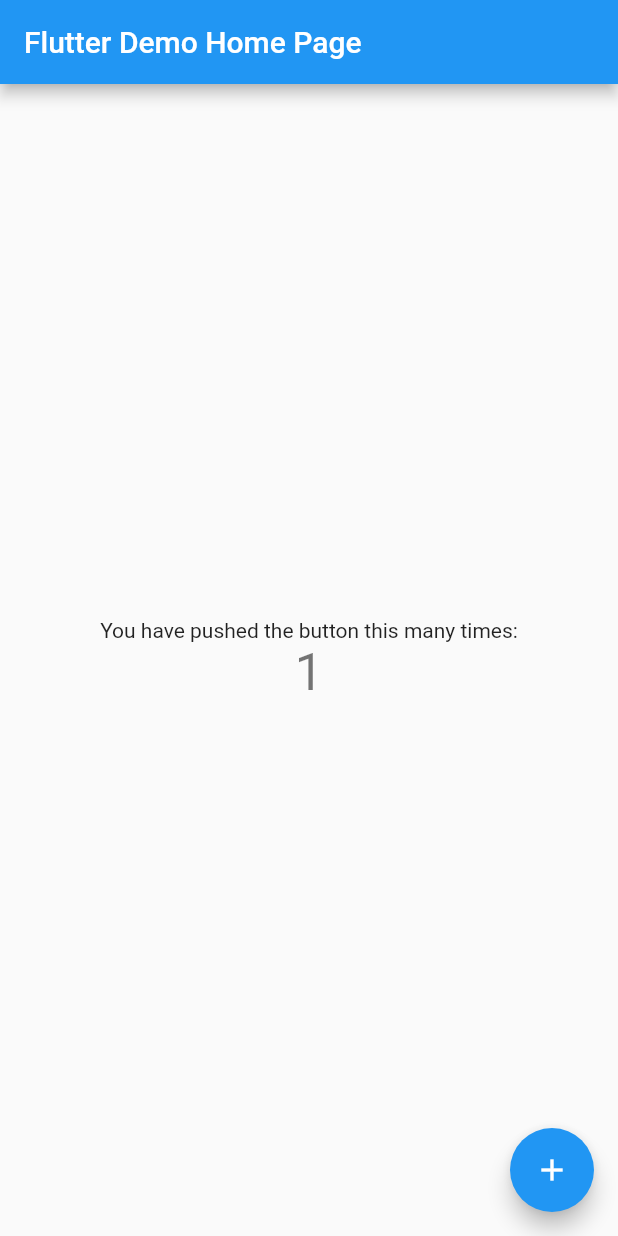
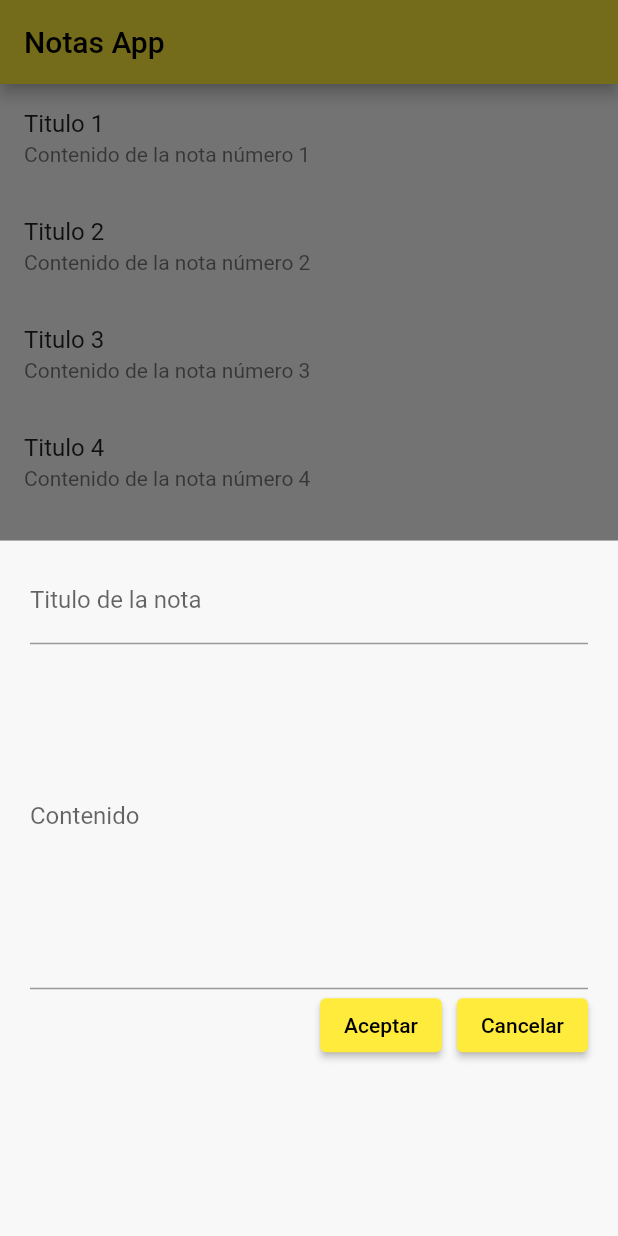
Before and after one commit to JuanPa7799/app_notas, a Flutter app: the screen it shows after launch, after a tap on the "add" icon, on a phone screen of 412 x 824 dp. Run offline on Flutter 3.47's test engine with Material 2 defaults, Android fonts, the phone set to English and light mode, and no system bars; our stand-ins replace firebase_core; accounts and stored records are empty.

Commit message:
Se creo la pantalla de home y se comienza dando de alta el programa en fira base.

```diff
--- a/lib/main.dart
+++ b/lib/main.dart
@@ -1,4 +1,5 @@
 import 'package:flutter/material.dart';
+import 'package:notas_app/pages/pages.dart';
 
 void main() {
   runApp(const MyApp());
@@ -6,110 +7,12 @@ void main() {
 
 class MyApp extends StatelessWidget {
   const MyApp({super.key});
-
-  // This widget is the root of your application.
   @override
   Widget build(BuildContext context) {
     return MaterialApp(
-      title: 'Flutter Demo',
-      theme: ThemeData(
-        // This is the theme of your application.
-        //
-        // Try running your application with "flutter run". You'll see the
-        // application has a blue toolbar. Then, without quitting the app, try
-        // changing the primarySwatch below to Colors.green and then invoke
-        // "hot reload" (press "r" in the console where you ran "flutter run",
-        // or simply save your changes to "hot reload" in a Flutter IDE).
-        // Notice that the counter didn't reset back to zero; the application
-        // is not restarted.
-        primarySwatch: Colors.blue,
-      ),
-      home: const MyHomePage(title: 'Flutter Demo Home Page'),
+      title: 'Notas App',
+      theme: miTema(context),
+      home: HomePage(),
     );
   }
 }
-
-class MyHomePage extends StatefulWidget {
-  const MyHomePage({super.key, required this.title});
-
-  // This widget is the home page of your application. It is stateful, meaning
-  // that it has a State object (defined below) that contains fields that affect
-  // how it looks.
-
-  // This class is the configuration for the state. It holds the values (in this
-  // case the title) provided by the parent (in this case the App widget) and
-  // used by the build method of the State. Fields in a Widget subclass are
-  // always marked "final".
-
-  final String title;
-
-  @override
-  State<MyHomePage> createState() => _MyHomePageState();
-}
-
-class _MyHomePageState extends State<MyHomePage> {
-  int _counter = 0;
-
-  void _incrementCounter() {
-    setState(() {
-      // This call to setState tells the Flutter framework that something has
-      // changed in this State, which causes it to rerun the build method below
-      // so that the display can reflect the updated values. If we changed
-      // _counter without calling setState(), then the build method would not be
-      // called again, and so nothing would appear to happen.
-      _counter++;
-    });
-  }
-
-  @override
-  Widget build(BuildContext context) {
-    // This method is rerun every time setState is called, for instance as done
-    // by the _incrementCounter method above.
-    //
-    // The Flutter framework has been optimized to make rerunning build methods
-    // fast, so that you can just rebuild anything that needs updating rather
-    // than having to individually change instances of widgets.
-    return Scaffold(
-      appBar: AppBar(
-        // Here we take the value from the MyHomePage object that was created by
-        // the App.build method, and use it to set our appbar title.
-        title: Text(widget.title),
-      ),
-      body: Center(
-        // Center is a layout widget. It takes a single child and positions it
-        // in the middle of the parent.
-        child: Column(
-          // Column is also a layout widget. It takes a list of children and
-          // arranges them vertically. By default, it sizes itself to fit its
-          // children horizontally, and tries to be as tall as its parent.
-          //
-          // Invoke "debug painting" (press "p" in the console, choose the
-          // "Toggle Debug Paint" action from the Flutter Inspector in Android
-          // Studio, or the "Toggle Debug Paint" command in Visual Studio Code)
-          // to see the wireframe for each widget.
-          //
-          // Column has various properties to control how it sizes itself and
-          // how it positions its children. Here we use mainAxisAlignment to
-          // center the children vertically; the main axis here is the vertical
-          // axis because Columns are vertical (the cross axis would be
-          // horizontal).
-          mainAxisAlignment: MainAxisAlignment.center,
-          children: <Widget>[
-            const Text(
-              'You have pushed the button this many times:',
-            ),
-            Text(
-              '$_counter',
-              style: Theme.of(context).textTheme.headline4,
-            ),
-          ],
-        ),
-      ),
-      floatingActionButton: FloatingActionButton(
-        onPressed: _incrementCounter,
-        tooltip: 'Increment',
-        child: const Icon(Icons.add),
-      ), // This trailing comma makes auto-formatting nicer for build methods.
-    );
-  }
-}
--- /dev/null
+++ b/lib/models/nota.dart
@@ -0,0 +1,12 @@
+// ignore_for_file: public_member_api_docs, sort_constructors_first
+class Nota {
+
+  String? titulo;
+  String? contenido;
+  String? key;
+  Nota({
+    this.titulo,
+    this.contenido,
+    this.key,
+  });
+}
--- /dev/null
+++ b/lib/pages/home.dart
@@ -0,0 +1,110 @@
+import 'package:flutter/material.dart';
+import 'package:notas_app/pages/pages.dart';
+
+class HomePage extends StatefulWidget {
+  const HomePage({super.key});
+
+  @override
+  State<HomePage> createState() => _HomePageState();
+}
+
+class _HomePageState extends State<HomePage> {
+  List<Nota> misNotas = [
+    Nota(titulo: 'Titulo 1', contenido: 'Contenido de la nota número 1'),
+    Nota(titulo: 'Titulo 2', contenido: 'Contenido de la nota número 2'),
+    Nota(titulo: 'Titulo 3', contenido: 'Contenido de la nota número 3'),
+    Nota(titulo: 'Titulo 4', contenido: 'Contenido de la nota número 4'),
+  ];
+
+  @override
+  Widget build(BuildContext context) {
+    return Scaffold(
+      appBar: AppBar(
+        title: const Text('Notas App'),
+      ),
+      floatingActionButton: FloatingActionButton(
+        onPressed: () {
+          showModalBottomSheet(
+              context: context,
+              builder: (BuildContext context) {
+                return ModalNuevaNota();
+              });
+        },
+        child: const Icon(Icons.add),
+      ),
+      body: ListView(
+        children: [
+          for (Nota nota in misNotas)
+            ListTile(
+              title: Text(nota.titulo!),
+              subtitle: Text(nota.contenido!),
+            )
+        ],
+      ),
+    );
+  }
+}
+
+class ModalNuevaNota extends StatefulWidget {
+  @override
+  State<ModalNuevaNota> createState() => _ModalNuevaNotaState();
+}
+
+class _ModalNuevaNotaState extends State<ModalNuevaNota> {
+  final TextEditingController _tituloController = TextEditingController();
+
+  final TextEditingController _contenidoController = TextEditingController();
+
+  @override
+  Widget build(BuildContext context) {
+    return Container(
+      padding: const EdgeInsets.symmetric(horizontal: 20.0, vertical: 10),
+      color: blanco,
+      child: Form(
+          child: Column(
+        children: [
+          TextFormField(
+            controller: _tituloController,
+            decoration: const InputDecoration(labelText: 'Titulo de la nota'),
+          ),
+          TextFormField(
+            decoration: const InputDecoration(labelText: 'Contenido'),
+            maxLines: 10,
+          ),
+          Row(
+            mainAxisAlignment: MainAxisAlignment.end,
+            children: [
+              ElevatedButton(
+                onPressed: () {
+                  Navigator.pop(context);
+                  ScaffoldMessenger.of(context).showSnackBar(
+                    const SnackBar(
+                      content: Text('Nota agregada correctamente'),
+                    ),
+                  );
+                },
+                child: const Text('Aceptar'),
+              ),
+              const SizedBox(
+                width: 10.0,
+              ),
+              ElevatedButton(
+                onPressed: () {
+                  Navigator.pop(context);
+                },
+                child: const Text('Cancelar'),
+              ),
+            ],
+          )
+        ],
+      )),
+    );
+  }
+
+  @override
+  void dispose() {
+    _contenidoController.dispose();
+    _tituloController.dispose();
+    super.dispose();
+  }
+}
--- /dev/null
+++ b/lib/pages/pages.dart
@@ -0,0 +1,3 @@
+export 'home.dart';
+export 'package:notas_app/values/tema.dart';
+export 'package:notas_app/models/nota.dart';
--- /dev/null
+++ b/lib/values/tema.dart
@@ -0,0 +1,16 @@
+import 'package:flutter/material.dart';
+
+const Color primary = Color(0xff272838);
+const Color secundary = Color(0xff7E7F9A);
+const Color blanco = Color(0xffF9F8F8);
+const Color amarillo = Color(0xffF3DE8A);
+const Color rojo = Color(0xffEB9486);
+
+ThemeData miTema(BuildContext context) {
+  return ThemeData(
+      primaryColor: primary,
+      colorScheme:
+          ColorScheme.fromSwatch(primarySwatch: Colors.yellow).copyWith(
+        secondary: Colors.amber,
+      ));
+}
--- a/pubspec.yaml
+++ b/pubspec.yaml
@@ -36,6 +36,7 @@ dependencies:
   # The following adds the Cupertino Icons font to your application.
   # Use with the CupertinoIcons class for iOS style icons.
   cupertino_icons: ^1.0.2
+  firebase_core: ^2.3.0
 
 dev_dependencies:
   flutter_test:
```
Also changed, not shown: lib/firebase_options.dart (added), pubspec.lock, 6 other files.
